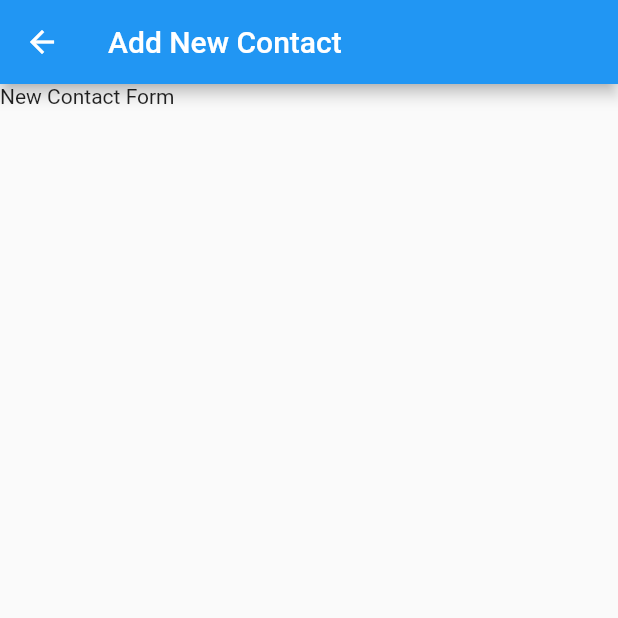
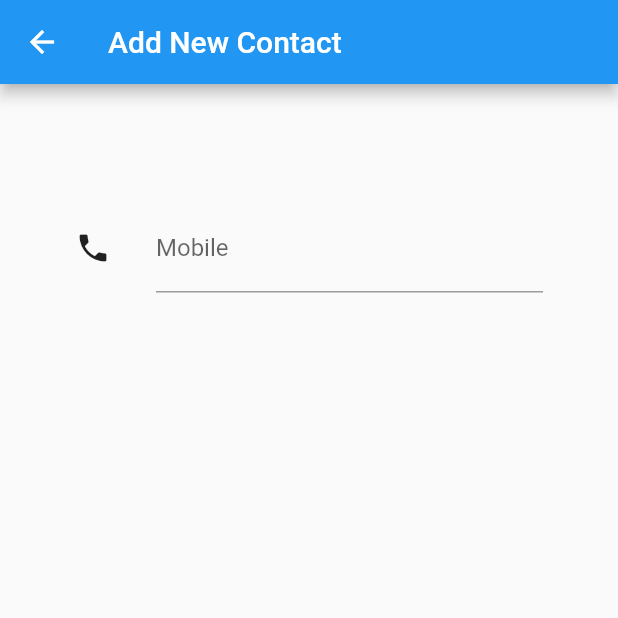
Before and after one commit to mszakacz/better-organizer, a Flutter app: the NewContactPage screen opened by its route, on a phone screen of 412 x 824 dp, the top half of it. Run offline on Flutter 3.47's test engine with Material 2 defaults, Android fonts, the phone set to English and light mode, and no system bars; our stand-ins replace marquee.

Commit message:
TextField in NewContactPage

```diff
--- a/lib/new_contact/view/new_contact_page.dart
+++ b/lib/new_contact/view/new_contact_page.dart
@@ -1,4 +1,5 @@
 import 'package:flutter/material.dart';
+import '../widgets/widgets.dart';
 
 class NewContactPage extends StatelessWidget {
   const NewContactPage({Key? key}) : super(key: key);
@@ -9,7 +10,7 @@ class NewContactPage extends StatelessWidget {
       appBar: AppBar(
         title: const Text('Add New Contact'),
       ),
-      body: const Text('New Contact Form'),
+      body: NewContactForm(),
     );
   }
 }
--- /dev/null
+++ b/lib/new_contact/widgets/new_contact_form.dart
@@ -0,0 +1,48 @@
+import 'package:flutter/material.dart';
+
+class NewContactForm extends StatefulWidget {
+  const NewContactForm({Key? key}) : super(key: key);
+
+  @override
+  State<NewContactForm> createState() => _NewContactFormState();
+}
+
+class _NewContactFormState extends State<NewContactForm> {
+  final TextEditingController _nameTextController = TextEditingController();
+
+  String get _name => _nameTextController.text;
+
+  @override
+  void dispose() {
+    _nameTextController.dispose();
+    super.dispose();
+  }
+
+  @override
+  Widget build(BuildContext context) {
+    return Padding(
+      padding: const EdgeInsets.symmetric(horizontal: 50, vertical: 80),
+      child: Column(
+        children: [
+          Row(
+            mainAxisAlignment: MainAxisAlignment.start,
+            children: [
+              const Padding(
+                padding: EdgeInsets.only(right: 30),
+                child: Icon(Icons.phone),
+              ),
+              Flexible(
+                child: TextField(
+                  controller: _nameTextController,
+                  decoration: const InputDecoration(
+                    labelText: 'Mobile',
+                  ),
+                ),
+              ),
+            ],
+          ),
+        ],
+      ),
+    );
+  }
+}
--- a/lib/new_contact/widgets/widgets.dart
+++ b/lib/new_contact/widgets/widgets.dart
@@ -0,0 +1 @@
+export './new_contact_form.dart';
```
